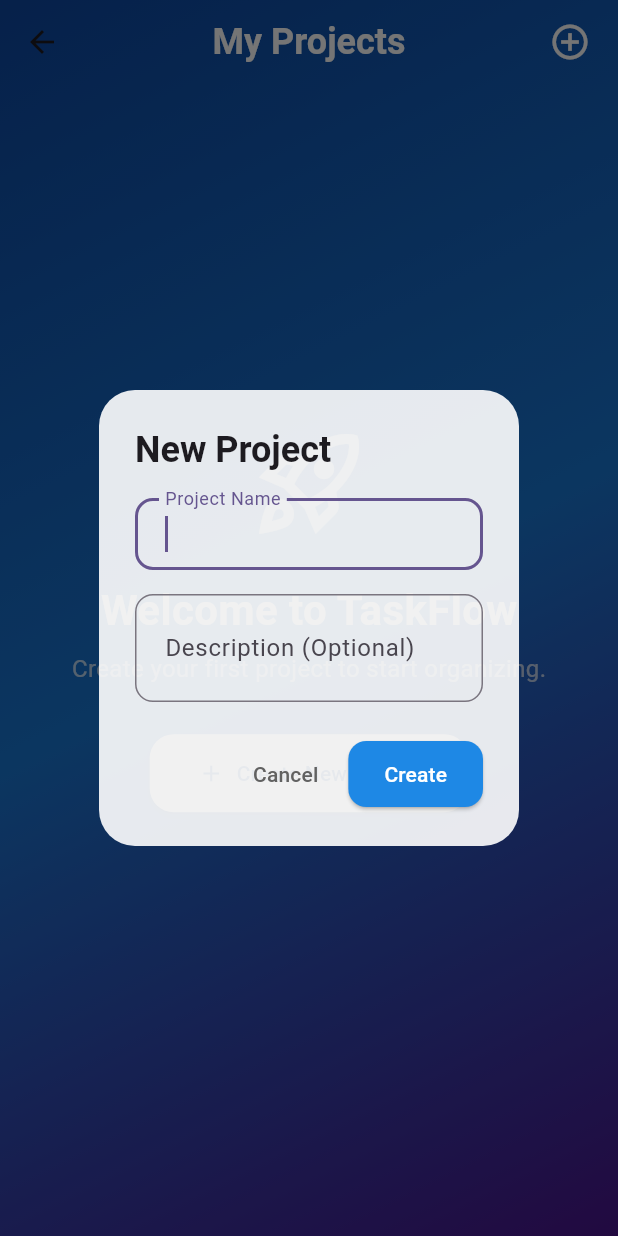
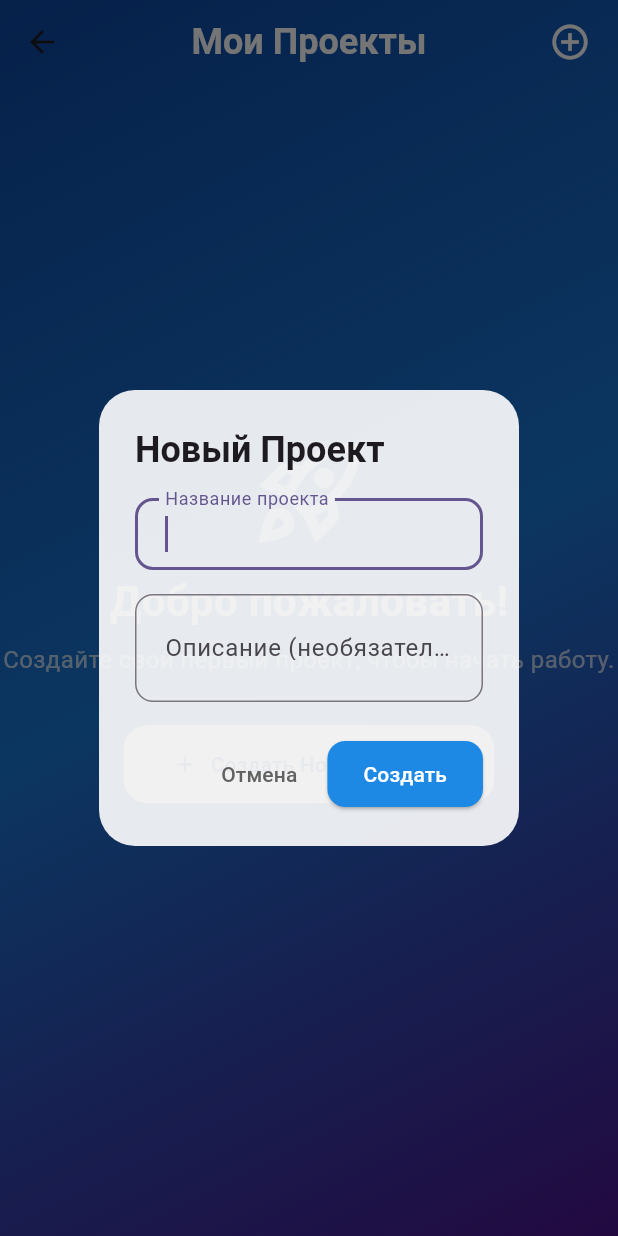
Before and after one commit to KakoRel/SaaSPlatform, a Flutter app: the ProjectSelectionScreen screen opened directly, after a tap on the "add circle outline" icon, on a phone screen of 412 x 824 dp. Run offline on Flutter 3.47's test engine with Material 3 defaults, Android fonts, the phone set to English and light mode, and no system bars; our stand-ins replace cached_network_image, equatable, flutter_riverpod, image_picker, supabase_flutter; accounts and stored records are empty.

Commit message:
Project Creation Error | ref after dispose Crash | Broken Drag-and-Drop | Logout Button

```diff
--- a/lib/features/kanban/domain/entities/task.dart
+++ b/lib/features/kanban/domain/entities/task.dart
@@ -83,6 +83,7 @@ class Task {
     this.dueDate,
     this.completedAt,
     this.position = 0,
+    this.imageUrl,
     required this.createdAt,
     required this.updatedAt,
     this.assignee,
@@ -100,6 +101,7 @@ class Task {
   final DateTime? dueDate;
   final DateTime? completedAt;
   final int position;
+  final String? imageUrl;
   final DateTime createdAt;
   final DateTime updatedAt;
   final TaskMember? assignee;
@@ -120,6 +122,7 @@ class Task {
       position: json['position'] as int? ?? 0,
       createdAt: DateTime.parse(json['created_at'] as String),
       updatedAt: DateTime.parse(json['updated_at'] as String),
+      imageUrl: json['image_url'] as String?,
       assignee: json['assignee_name'] != null
           ? TaskMember(
               id: json['assignee_id'] as String,
@@ -150,6 +153,7 @@ class Task {
       'due_date': dueDate?.toIso8601String(),
       'completed_at': completedAt?.toIso8601String(),
       'position': position,
+      'image_url': imageUrl,
       'created_at': createdAt.toIso8601String(),
       'updated_at': updatedAt.toIso8601String(),
     };
@@ -167,6 +171,7 @@ class Task {
     DateTime? dueDate,
     DateTime? completedAt,
     int? position,
+    String? imageUrl,
     DateTime? createdAt,
     DateTime? updatedAt,
     TaskMember? assignee,
@@ -184,6 +189,7 @@ class Task {
       dueDate: dueDate ?? this.dueDate,
       completedAt: completedAt ?? this.completedAt,
       position: position ?? this.position,
+      imageUrl: imageUrl ?? this.imageUrl,
       createdAt: createdAt ?? this.createdAt,
       updatedAt: updatedAt ?? this.updatedAt,
       assignee: assignee ?? this.assignee,
--- a/lib/features/projects/presentation/pages/project_selection_screen.dart
+++ b/lib/features/projects/presentation/pages/project_selection_screen.dart
@@ -27,7 +27,7 @@ class _ProjectSelectionScreenState extends ConsumerState<ProjectSelectionScreen>
       extendBodyBehindAppBar: true,
       appBar: AppBar(
         title: const Text(
-          'My Projects',
+          'Мои Проекты',
           style: TextStyle(fontWeight: FontWeight.bold, fontSize: 24, color: Colors.white),
         ),
         backgroundColor: Colors.transparent,
@@ -35,7 +35,7 @@ class _ProjectSelectionScreenState extends ConsumerState<ProjectSelectionScreen>
         actions: [
           IconButton(
             icon: const Icon(Icons.add_circle_outline, color: Colors.white, size: 28),
-            tooltip: 'Create Project',
+            tooltip: 'Создать Проект',
             onPressed: () => _showCreateProjectDialog(context, ref),
           ),
           const SizedBox(width: 8),
@@ -56,7 +56,7 @@ class _ProjectSelectionScreenState extends ConsumerState<ProjectSelectionScreen>
         child: state.isLoading
             ? const Center(child: CircularProgressIndicator(color: Colors.white))
             : state.error != null
-                ? Center(child: Text('Error: ${state.error}', style: const TextStyle(color: Colors.white)))
+                ? Center(child: Text('Ошибка: ${state.error}', style: const TextStyle(color: Colors.white)))
                 : state.projects.isEmpty
                     ? _buildEmptyState(context, ref)
                     : _buildProjectGrid(context, ref, state.projects),
@@ -70,21 +70,22 @@ class _ProjectSelectionScreenState extends ConsumerState<ProjectSelectionScreen>
         mainAxisAlignment: MainAxisAlignment.center,
         children: [
           Icon(Icons.rocket_launch_outlined, size: 80, color: Colors.white.withValues(alpha: 0.8)),
-          const SizedBox(height: 24),
+          const SizedBox(height: 12),
           const Text(
-            'Welcome to TaskFlow',
+            'Добро пожаловать!',
             style: TextStyle(fontSize: 28, fontWeight: FontWeight.bold, color: Colors.white),
           ),
           const SizedBox(height: 8),
           Text(
-            'Create your first project to start organizing.',
+            'Создайте свой первый проект, чтобы начать работу.',
             style: TextStyle(fontSize: 16, color: Colors.white.withValues(alpha: 0.7)),
+            textAlign: TextAlign.center,
           ),
           const SizedBox(height: 32),
           ElevatedButton.icon(
             onPressed: () => _showCreateProjectDialog(context, ref),
             icon: const Icon(Icons.add),
-            label: const Text('Create New Project'),
+            label: const Text('Создать Новый Проект'),
             style: ElevatedButton.styleFrom(
               padding: const EdgeInsets.symmetric(horizontal: 32, vertical: 16),
               backgroundColor: Colors.white,
@@ -119,20 +120,22 @@ class _ProjectSelectionScreenState extends ConsumerState<ProjectSelectionScreen>
   Future<void> _showCreateProjectDialog(BuildContext context, WidgetRef ref) async {
     final nameController = TextEditingController();
     final descController = TextEditingController();
+    // Capture notifier before async gaps or potential disposal
+    final projectsNotifier = ref.read(projectsProvider.notifier);
 
     return showDialog(
       context: context,
       builder: (context) => AlertDialog(
         backgroundColor: Colors.white.withValues(alpha: 0.9),
         shape: RoundedRectangleBorder(borderRadius: BorderRadius.circular(24)),
-        title: const Text('New Project', style: TextStyle(fontWeight: FontWeight.bold)),
+        title: const Text('Новый Проект', style: TextStyle(fontWeight: FontWeight.bold)),
         content: Column(
           mainAxisSize: MainAxisSize.min,
           children: [
             TextField(
               controller: nameController,
               decoration: InputDecoration(
-                labelText: 'Project Name',
+                labelText: 'Название проекта',
                 border: OutlineInputBorder(borderRadius: BorderRadius.circular(12)),
               ),
               autofocus: true,
@@ -141,7 +144,7 @@ class _ProjectSelectionScreenState extends ConsumerState<ProjectSelectionScreen>
             TextField(
               controller: descController,
               decoration: InputDecoration(
-                labelText: 'Description (Optional)',
+                labelText: 'Описание (необязательно)',
                 border: OutlineInputBorder(borderRadius: BorderRadius.circular(12)),
               ),
               maxLines: 2,
@@ -151,12 +154,13 @@ class _ProjectSelectionScreenState extends ConsumerState<ProjectSelectionScreen>
         actions: [
           TextButton(
             onPressed: () => Navigator.pop(context),
-            child: Text('Cancel', style: TextStyle(color: Colors.grey[700])),
+            child: Text('Отмена', style: TextStyle(color: Colors.grey[700])),
           ),
           ElevatedButton(
             onPressed: () {
               if (nameController.text.isNotEmpty) {
-                ref.read(projectsProvider.notifier).createProject(
+                // Use captured notifier
+                projectsNotifier.createProject(
                       nameController.text.trim(),
                       descController.text.trim().isEmpty ? null : descController.text.trim(),
                     );
@@ -168,7 +172,7 @@ class _ProjectSelectionScreenState extends ConsumerState<ProjectSelectionScreen>
               foregroundColor: Colors.white,
               shape: RoundedRectangleBorder(borderRadius: BorderRadius.circular(12)),
             ),
-            child: const Text('Create'),
+            child: const Text('Создать'),
           ),
         ],
       ),
--- a/lib/shared/presentation/widgets/app_sidebar.dart
+++ b/lib/shared/presentation/widgets/app_sidebar.dart
@@ -2,6 +2,7 @@ import 'package:flutter/material.dart';
 import 'package:flutter_riverpod/flutter_riverpod.dart';
 import '../../../features/projects/providers/projects_provider.dart';
 import '../../../features/projects/presentation/widgets/project_members_dialog.dart';
+import '../../../features/auth/providers/auth_provider.dart';
 
 class AppSidebar extends ConsumerWidget {
   const AppSidebar({super.key});
@@ -22,7 +23,7 @@ class AppSidebar extends ConsumerWidget {
               padding: const EdgeInsets.symmetric(horizontal: 12),
               children: [
                 const SizedBox(height: 20),
-                _buildSectionHeader('PROJECTS'),
+                _buildSectionHeader('ПРОЕКТЫ'),
                 ...projectsState.projects.map((project) {
                   final isSelected = project.id == selectedProject?.id;
                   return _buildProjectItem(context, project, isSelected, projectsNotifier);
@@ -31,7 +32,7 @@ class AppSidebar extends ConsumerWidget {
                 _buildActionItem(
                   context,
                   icon: Icons.add_rounded,
-                  label: 'New Project',
+                  label: 'Новый Проект',
                   onTap: () {
                     Navigator.pop(context);
                     _showCreateProjectDialog(context, ref);
@@ -42,11 +43,11 @@ class AppSidebar extends ConsumerWidget {
                     padding: EdgeInsets.symmetric(vertical: 16),
                     child: Divider(color: Colors.white10),
                   ),
-                  _buildSectionHeader('SETTINGS'),
+                  _buildSectionHeader('НАСТРОЙКИ'),
                   _buildActionItem(
                     context,
                     icon: Icons.people_outline_rounded,
-                    label: 'Project Members',
+                    label: 'Участники Проекта',
                     onTap: () {
                       Navigator.pop(context);
                       showDialog(
@@ -189,16 +190,17 @@ class AppSidebar extends ConsumerWidget {
           _buildActionItem(
             context,
             icon: Icons.settings_rounded,
-            label: 'System Settings',
+            label: 'Настройки Системы',
             onTap: () {},
           ),
           _buildActionItem(
             context,
             icon: Icons.logout_rounded,
-            label: 'Logout',
+            label: 'Выйти',
             color: Colors.redAccent[100]!,
             onTap: () {
-              // ref.read(authNotifierProvider.notifier).signOut();
+              Navigator.pop(context); // Close drawer
+              ref.read(authNotifierProvider.notifier).signOut();
             },
           ),
         ],
@@ -215,14 +217,14 @@ class AppSidebar extends ConsumerWidget {
       builder: (context) => AlertDialog(
         backgroundColor: Colors.white.withValues(alpha: 0.95),
         shape: RoundedRectangleBorder(borderRadius: BorderRadius.circular(24)),
-        title: const Text('New Project', style: TextStyle(fontWeight: FontWeight.bold)),
+        title: const Text('Новый Проект', style: TextStyle(fontWeight: FontWeight.bold)),
         content: Column(
           mainAxisSize: MainAxisSize.min,
           children: [
             TextField(
               controller: nameController,
               decoration: InputDecoration(
-                labelText: 'Project Name',
+                labelText: 'Название проекта',
                 border: OutlineInputBorder(borderRadius: BorderRadius.circular(12)),
               ),
               autofocus: true,
@@ -231,7 +233,7 @@ class AppSidebar extends ConsumerWidget {
             TextField(
               controller: descController,
               decoration: InputDecoration(
-                labelText: 'Description (Optional)',
+                labelText: 'Описание (необязательно)',
                 border: OutlineInputBorder(borderRadius: BorderRadius.circular(12)),
               ),
               maxLines: 2,
@@ -241,7 +243,7 @@ class AppSidebar extends ConsumerWidget {
         actions: [
           TextButton(
             onPressed: () => Navigator.pop(context),
-            child: Text('Cancel', style: TextStyle(color: Colors.grey[700])),
+            child: Text('Отмена', style: TextStyle(color: Colors.grey[700])),
           ),
           ElevatedButton(
             onPressed: () {
@@ -258,7 +260,7 @@ class AppSidebar extends ConsumerWidget {
               foregroundColor: Colors.white,
               shape: RoundedRectangleBorder(borderRadius: BorderRadius.circular(12)),
             ),
-            child: const Text('Create'),
+            child: const Text('Создать'),
           ),
         ],
       ),
```
Also changed, not shown: lib/features/kanban/presentation/widgets/kanban_board.dart (+36 -15 lines), lib/features/kanban/presentation/widgets/task_form_dialog.dart (+126 -18 lines), lib/features/kanban/providers/kanban_provider.dart (+23 -0 lines), lib/features/projects/presentation/widgets/project_members_dialog.dart (+5 -5 lines), 1 other file.
